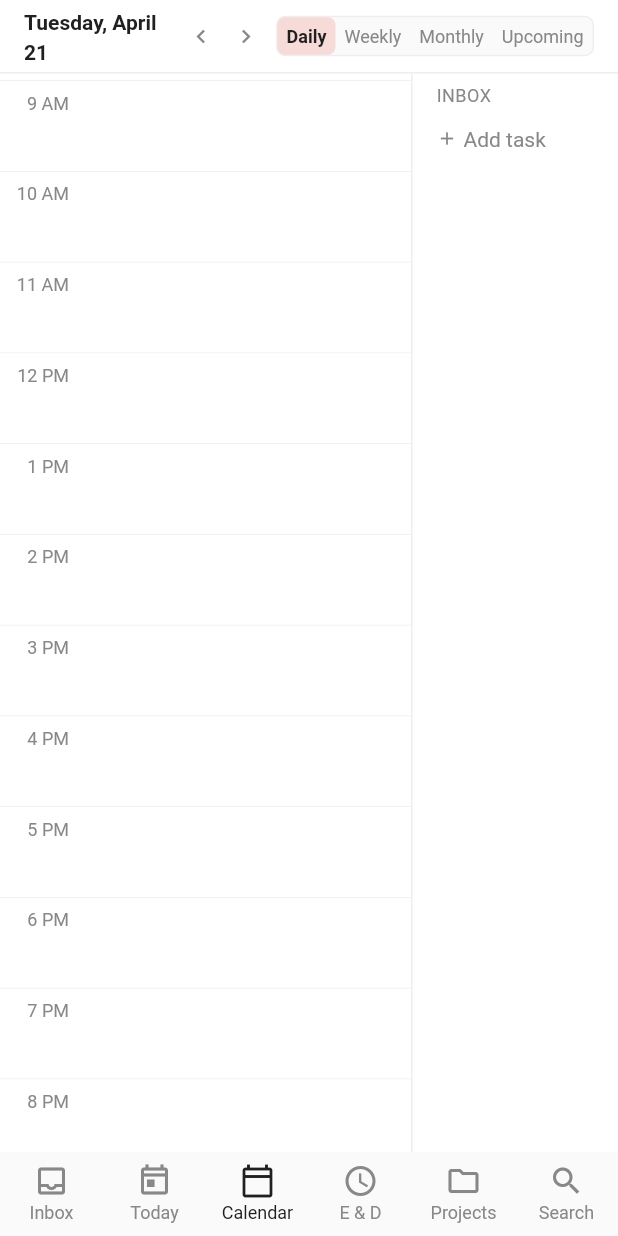
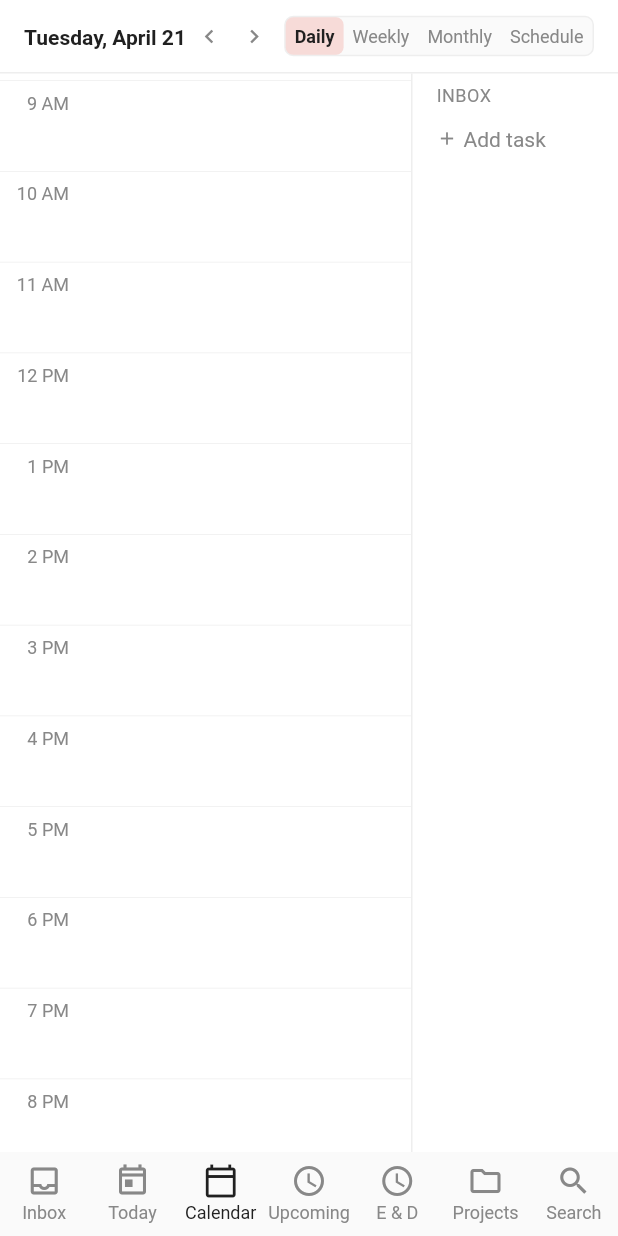
Before and after one commit to kiwifruit0/zelby, a Flutter app: the screen it shows after launch, item 3 of the bottom bar chosen, on a phone screen of 412 x 824 dp. Run offline on Flutter 3.47's test engine with Material 3 defaults, Android fonts, the phone set to English and light mode, and no system bars; our stand-ins replace drift, drift_flutter, flutter_riverpod, go_router, riverpod_annotation, table_calendar; accounts and stored records are empty; generated files the repository leaves out were written again.

Commit message:
changed calendar naming

```diff
--- a/lib/app.dart
+++ b/lib/app.dart
@@ -61,7 +61,12 @@ final GoRouter _router = GoRouter(
               _noTransitionPage(state, const MonthlyCalendarScreen()),
         ),
         GoRoute(
-          path: '/calendar/upcoming',
+          path: '/calendar/schedule',
+          pageBuilder: (context, state) =>
+              _noTransitionPage(state, const UpcomingCalendarScreen()),
+        ),
+        GoRoute(
+          path: '/upcoming',
           pageBuilder: (context, state) =>
               _noTransitionPage(state, const UpcomingCalendarScreen()),
         ),
--- a/lib/screens/calendar/calendar_view_switcher.dart
+++ b/lib/screens/calendar/calendar_view_switcher.dart
@@ -3,7 +3,7 @@ import 'package:go_router/go_router.dart';
 
 import '../../theme/app_theme.dart';
 
-enum CalendarView { daily, weekly, monthly, upcoming }
+enum CalendarView { daily, weekly, monthly, schedule }
 
 class CalendarViewSwitcher extends StatelessWidget {
   const CalendarViewSwitcher({super.key, required this.currentView});
@@ -37,9 +37,9 @@ class CalendarViewSwitcher extends StatelessWidget {
             isActive: currentView == CalendarView.monthly,
           ),
           _ViewButton(
-            label: 'Upcoming',
-            route: '/calendar/upcoming',
-            isActive: currentView == CalendarView.upcoming,
+            label: 'Schedule',
+            route: '/upcoming',
+            isActive: currentView == CalendarView.schedule,
           ),
         ],
       ),
--- a/lib/screens/calendar/upcoming_calendar_screen.dart
+++ b/lib/screens/calendar/upcoming_calendar_screen.dart
@@ -90,7 +90,7 @@ class _UpcomingCalendarScreenState
                 ),
               ),
               const CalendarViewSwitcher(
-                  currentView: CalendarView.upcoming),
+                  currentView: CalendarView.schedule),
             ],
           ),
         ),
--- a/lib/screens/shell/app_shell.dart
+++ b/lib/screens/shell/app_shell.dart
@@ -26,9 +26,10 @@ class _AppShellState extends State<AppShell> {
     if (path.startsWith('/inbox')) return 0;
     if (path.startsWith('/today')) return 1;
     if (path.startsWith('/calendar')) return 2;
-    if (path.startsWith('/events-deadlines')) return 3;
-    if (path.startsWith('/projects')) return 4;
-    if (path.startsWith('/search')) return 5;
+    if (path.startsWith('/upcoming')) return 3;
+    if (path.startsWith('/events-deadlines')) return 4;
+    if (path.startsWith('/projects')) return 5;
+    if (path.startsWith('/search')) return 6;
     return 0;
   }
 
@@ -41,10 +42,12 @@ class _AppShellState extends State<AppShell> {
       case 2:
         context.go('/calendar');
       case 3:
+        context.go('/upcoming');
+      case 4:
         context.go('/events-deadlines');
-      case 4:
+      case 5:
         context.go('/projects');
-      case 5:
+      case 6:
         context.go('/search');
     }
   }
@@ -95,6 +98,10 @@ class _AppShellState extends State<AppShell> {
             label: 'Calendar',
           ),
           BottomNavigationBarItem(
+            icon: Icon(Icons.schedule_outlined),
+            label: 'Upcoming',
+          ),
+          BottomNavigationBarItem(
             icon: Icon(Icons.access_time),
             label: 'E & D',
           ),
```
Also changed, not shown: lib/widgets/sidebar/app_sidebar.dart (+9 -0 lines).
